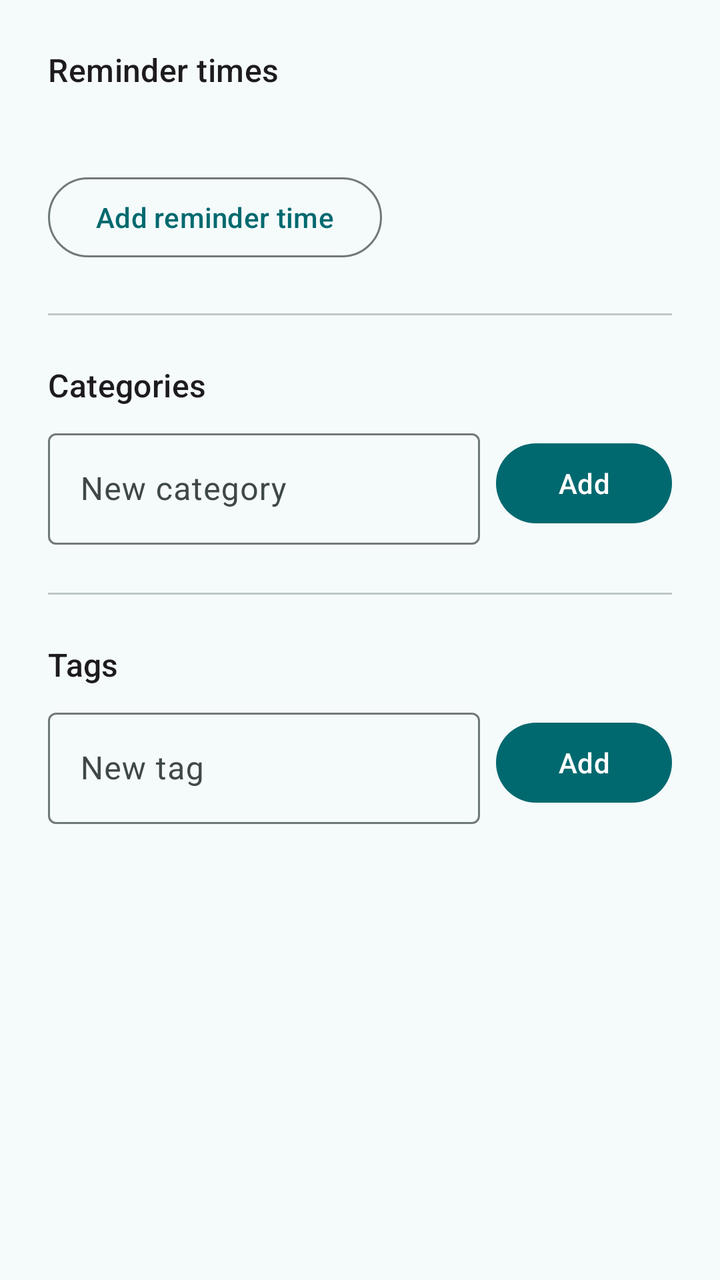
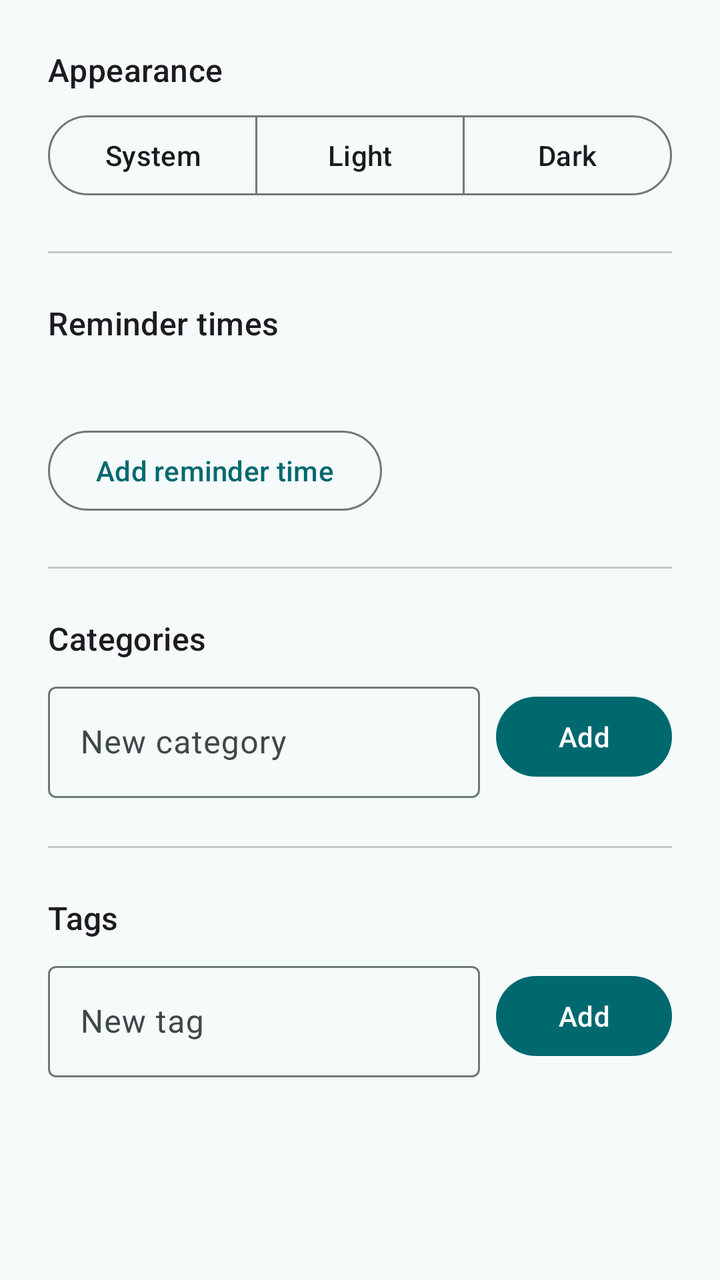

Compare the two renders of this Android layout. The source of the first and the diff that turns it into the second are given below.
<!-- AndroidManifest.xml: application theme Theme.Baromi -->
<!-- res/layout/activity_settings.xml -->
<?xml version="1.0" encoding="utf-8"?>
<ScrollView xmlns:android="http://schemas.android.com/apk/res/android"
    android:layout_width="match_parent"
    android:layout_height="match_parent"
    android:clipToPadding="false"
    android:fitsSystemWindows="true"
    android:fillViewport="true">

    <LinearLayout
        android:layout_width="match_parent"
        android:layout_height="wrap_content"
        android:orientation="vertical"
        android:padding="24dp">

        <TextView
            android:layout_width="wrap_content"
            android:layout_height="wrap_content"
            android:text="@string/reminders_header"
            android:textAppearance="?attr/textAppearanceTitleMedium" />

        <TextView
            android:id="@+id/reminderStatus"
            android:layout_width="match_parent"
            android:layout_height="wrap_content"
            android:layout_marginTop="4dp"
            android:textAppearance="?attr/textAppearanceBodyMedium"
            android:textColor="?attr/colorOnSurfaceVariant" />

        <com.google.android.material.button.MaterialButton
            android:id="@+id/buttonGrantPermissions"
            android:layout_width="wrap_content"
            android:layout_height="wrap_content"
            android:layout_marginTop="4dp"
            android:text="@string/grant_permission"
            android:visibility="gone" />

        <LinearLayout
            android:id="@+id/containerReminders"
            android:layout_width="match_parent"
            android:layout_height="wrap_content"
            android:layout_marginTop="8dp"
            android:orientation="vertical" />

        <com.google.android.material.button.MaterialButton
            android:id="@+id/buttonAddTime"
            style="?attr/materialButtonOutlinedStyle"
            android:layout_width="wrap_content"
            android:layout_height="wrap_content"
            android:layout_marginTop="8dp"
            android:text="@string/add_reminder_time" />

        <View
            android:layout_width="match_parent"
            android:layout_height="1dp"
            android:layout_marginTop="24dp"
            android:layout_marginBottom="24dp"
            android:background="?attr/colorOutlineVariant" />

        <TextView
            android:layout_width="wrap_content"
            android:layout_height="wrap_content"
            android:text="@string/categories_header"
            android:textAppearance="?attr/textAppearanceTitleMedium" />

        <LinearLayout
            android:id="@+id/containerCategories"
            android:layout_width="match_parent"
            android:layout_height="wrap_content"
            android:orientation="vertical" />

        <LinearLayout
            android:layout_width="match_parent"
            android:layout_height="wrap_content"
            android:layout_marginTop="8dp"
            android:gravity="center_vertical"
            android:orientation="horizontal">

            <com.google.android.material.textfield.TextInputLayout
                android:id="@+id/inputCategoryLayout"
                android:layout_width="0dp"
                android:layout_height="wrap_content"
                android:layout_weight="1"
                android:hint="@string/new_category_hint">

                <com.google.android.material.textfield.TextInputEditText
                    android:id="@+id/inputNewCategory"
                    android:layout_width="match_parent"
                    android:layout_height="wrap_content"
                    android:inputType="text|textCapSentences|textNoSuggestions"
                    android:maxLength="40" />
            </com.google.android.material.textfield.TextInputLayout>

            <com.google.android.material.button.MaterialButton
                android:id="@+id/buttonAddCategory"
                android:layout_width="wrap_content"
                android:layout_height="wrap_content"
                android:layout_marginStart="8dp"
                android:text="@string/add_category" />
        </LinearLayout>

        <View
            android:layout_width="match_parent"
            android:layout_height="1dp"
            android:layout_marginTop="24dp"
            android:layout_marginBottom="24dp"
            android:background="?attr/colorOutlineVariant" />

        <TextView
            android:layout_width="wrap_content"
            android:layout_height="wrap_content"
            android:text="@string/tags_header"
            android:textAppearance="?attr/textAppearanceTitleMedium" />

        <LinearLayout
            android:id="@+id/containerTags"
            android:layout_width="match_parent"
            android:layout_height="wrap_content"
            android:orientation="vertical" />

        <LinearLayout
            android:layout_width="match_parent"
            android:layout_height="wrap_content"
            android:layout_marginTop="8dp"
            android:gravity="center_vertical"
            android:orientation="horizontal">

            <com.google.android.material.textfield.TextInputLayout
                android:id="@+id/inputTagLayout"
                android:layout_width="0dp"
                android:layout_height="wrap_content"
                android:layout_weight="1"
                android:hint="@string/new_tag_hint">

                <com.google.android.material.textfield.TextInputEditText
                    android:id="@+id/inputNewTag"
                    android:layout_width="match_parent"
                    android:layout_height="wrap_content"
                    android:inputType="text|textNoSuggestions"
                    android:maxLength="40" />
            </com.google.android.material.textfield.TextInputLayout>

            <com.google.android.material.button.MaterialButton
                android:id="@+id/buttonAddTag"
                android:layout_width="wrap_content"
                android:layout_height="wrap_content"
                android:layout_marginStart="8dp"
                android:text="@string/add_tag" />
        </LinearLayout>
    </LinearLayout>
</ScrollView>
<!-- resources referenced by this layout -->
<resources>
  <string name="add_category">Add</string>
  <string name="add_reminder_time">Add reminder time</string>
  <string name="add_tag">Add</string>
  <string name="categories_header">Categories</string>
  <string name="grant_permission">Grant permission</string>
  <string name="new_category_hint">New category</string>
  <string name="new_tag_hint">New tag</string>
  <string name="reminders_header">Reminder times</string>
  <string name="tags_header">Tags</string>
  <color name="baromi_primary">#00696F</color>
  <color name="baromi_on_primary">#FFFFFF</color>
  <color name="baromi_primary_container">#6FF6FF</color>
  <color name="baromi_on_primary_container">#002022</color>
  <color name="baromi_secondary">#4A6365</color>
  <color name="baromi_on_secondary">#FFFFFF</color>
  <color name="baromi_secondary_container">#CDE7E9</color>
  <color name="baromi_on_secondary_container">#051F21</color>
  <color name="baromi_tertiary">#7E5700</color>
  <color name="baromi_on_tertiary">#FFFFFF</color>
  <color name="baromi_tertiary_container">#FFDDB1</color>
  <color name="baromi_on_tertiary_container">#281800</color>
  <color name="baromi_error">#BA1A1A</color>
  <color name="baromi_on_error">#FFFFFF</color>
  <color name="baromi_error_container">#FFDAD6</color>
  <color name="baromi_on_error_container">#410002</color>
  <color name="baromi_background">#F5FAFB</color>
  <color name="baromi_on_background">#171D1E</color>
  <color name="baromi_surface">#F5FAFB</color>
  <color name="baromi_on_surface">#171D1E</color>
  <color name="baromi_surface_variant">#DAE4E5</color>
  <color name="baromi_on_surface_variant">#3F4849</color>
  <color name="baromi_outline">#6F797A</color>
  <color name="baromi_outline_variant">#BFC8C9</color>
  <color name="baromi_inverse_surface">#2B3132</color>
  <color name="baromi_inverse_on_surface">#ECF2F3</color>
  <color name="baromi_inverse_primary">#4FD8E0</color>
  <color name="baromi_surface_dim">#D6DCDD</color>
  <color name="baromi_surface_bright">#F5FAFB</color>
  <color name="baromi_surface_container_lowest">#FFFFFF</color>
  <color name="baromi_surface_container_low">#EFF5F6</color>
  <color name="baromi_surface_container">#EAF0F1</color>
  <color name="baromi_surface_container_high">#E4EAEB</color>
  <color name="baromi_surface_container_highest">#DEE4E5</color>
  <color name="baromi_primary_fixed">#6FF6FF</color>
  <color name="baromi_primary_fixed_dim">#4FD8E0</color>
  <color name="baromi_on_primary_fixed">#002022</color>
  <color name="baromi_on_primary_fixed_variant">#004F55</color>
  <color name="baromi_secondary_fixed">#CDE7E9</color>
  <color name="baromi_secondary_fixed_dim">#B1CBCD</color>
  <color name="baromi_on_secondary_fixed">#051F21</color>
  <color name="baromi_on_secondary_fixed_variant">#324B4D</color>
  <color name="baromi_tertiary_fixed">#FFDDB1</color>
  <color name="baromi_tertiary_fixed_dim">#F5BD48</color>
  <color name="baromi_on_tertiary_fixed">#281800</color>
  <color name="baromi_on_tertiary_fixed_variant">#5F3F00</color>
  <!-- unchanged entries left out for length: 1 -->
</resources>

<!-- the commit's change to res/layout/activity_settings.xml (unified diff, before → after) -->
@@ -1,5 +1,6 @@
 <?xml version="1.0" encoding="utf-8"?>
 <ScrollView xmlns:android="http://schemas.android.com/apk/res/android"
+    xmlns:app="http://schemas.android.com/apk/res-auto"
     android:layout_width="match_parent"
     android:layout_height="match_parent"
     android:clipToPadding="false"
@@ -11,6 +12,52 @@
         android:layout_height="wrap_content"
         android:orientation="vertical"
         android:padding="24dp">
+
+        <TextView
+            android:layout_width="wrap_content"
+            android:layout_height="wrap_content"
+            android:text="@string/appearance_header"
+            android:textAppearance="?attr/textAppearanceTitleMedium" />
+
+        <com.google.android.material.button.MaterialButtonToggleGroup
+            android:id="@+id/themeToggle"
+            android:layout_width="match_parent"
+            android:layout_height="wrap_content"
+            android:layout_marginTop="8dp"
+            app:selectionRequired="true"
+            app:singleSelection="true">
+
+            <com.google.android.material.button.MaterialButton
+                android:id="@+id/themeSystem"
+                style="?attr/materialButtonOutlinedStyle"
+                android:layout_width="0dp"
+                android:layout_height="wrap_content"
+                android:layout_weight="1"
+                android:text="@string/theme_system" />
+
+            <com.google.android.material.button.MaterialButton
+                android:id="@+id/themeLight"
+                style="?attr/materialButtonOutlinedStyle"
+                android:layout_width="0dp"
+                android:layout_height="wrap_content"
+                android:layout_weight="1"
+                android:text="@string/theme_light" />
+
+            <com.google.android.material.button.MaterialButton
+                android:id="@+id/themeDark"
+                style="?attr/materialButtonOutlinedStyle"
+                android:layout_width="0dp"
+                android:layout_height="wrap_content"
+                android:layout_weight="1"
+                android:text="@string/theme_dark" />
+        </com.google.android.material.button.MaterialButtonToggleGroup>
+
+        <View
+            android:layout_width="match_parent"
+            android:layout_height="1dp"
+            android:layout_marginTop="24dp"
+            android:layout_marginBottom="24dp"
+            android:background="?attr/colorOutlineVariant" />
 
         <TextView
             android:layout_width="wrap_content"
<!-- resource entries referenced after the edit -->
@@ -3,12 +3,16 @@
   <string name="add_category">Add</string>
   <string name="add_reminder_time">Add reminder time</string>
   <string name="add_tag">Add</string>
+  <string name="appearance_header">Appearance</string>
   <string name="categories_header">Categories</string>
   <string name="grant_permission">Grant permission</string>
   <string name="new_category_hint">New category</string>
   <string name="new_tag_hint">New tag</string>
   <string name="reminders_header">Reminder times</string>
   <string name="tags_header">Tags</string>
+  <string name="theme_dark">Dark</string>
+  <string name="theme_light">Light</string>
+  <string name="theme_system">System</string>
   <color name="baromi_primary">#00696F</color>
   <color name="baromi_on_primary">#FFFFFF</color>
   <color name="baromi_primary_container">#6FF6FF</color>
